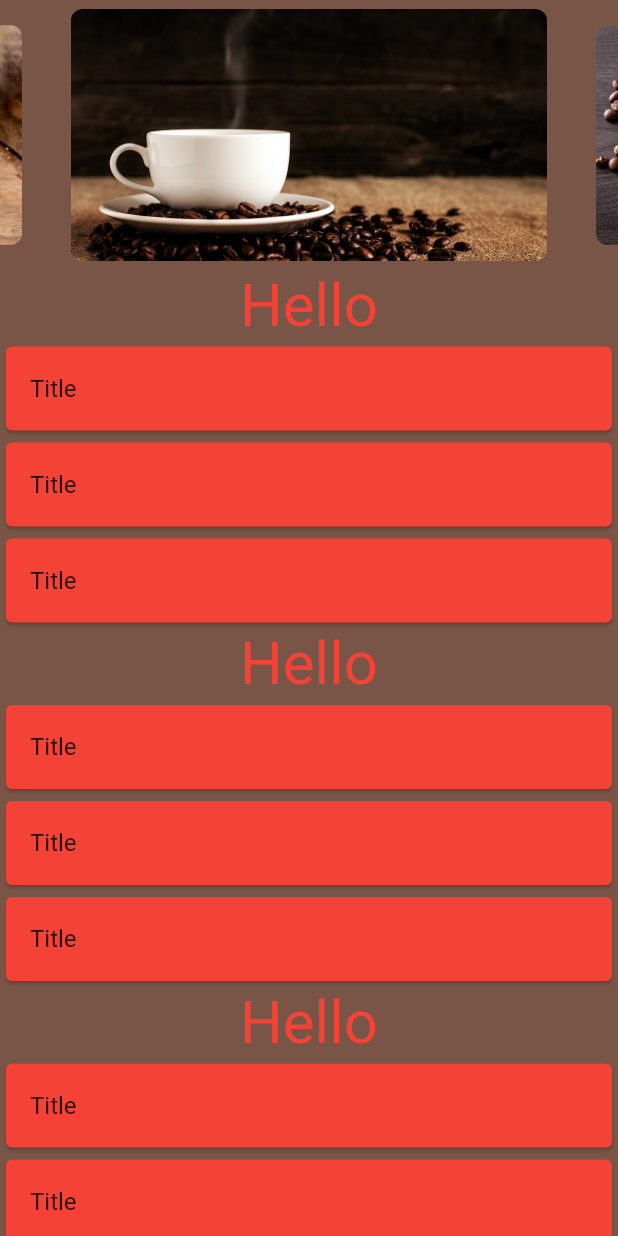
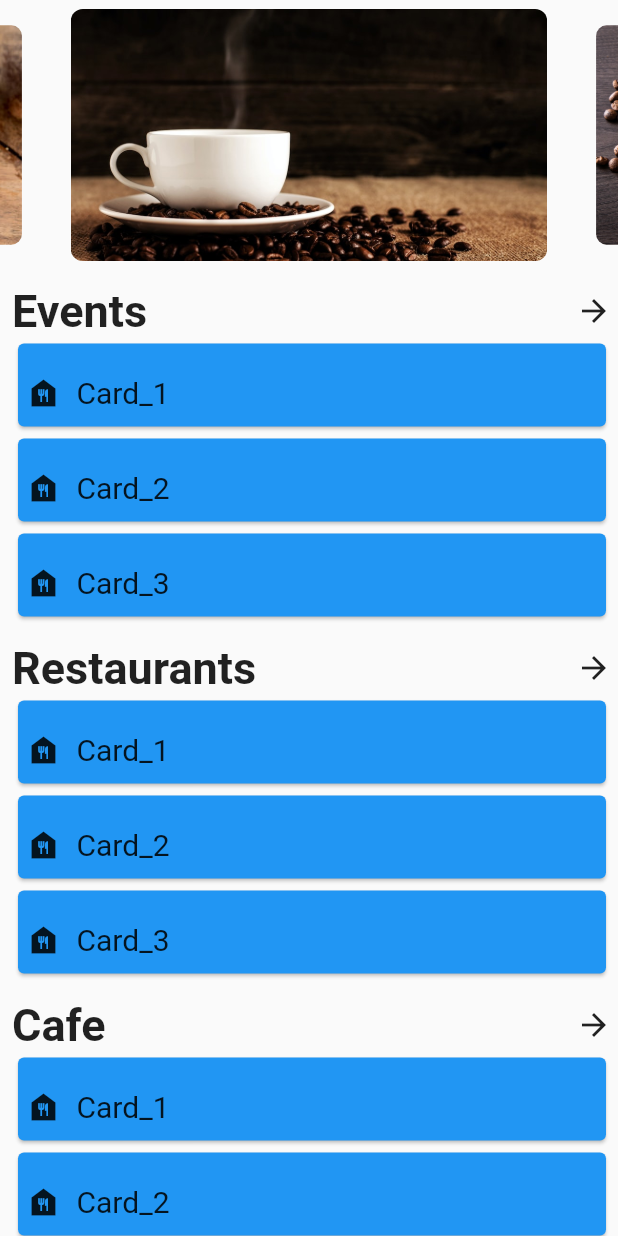
Before and after one commit to YousifT/Nomad_Application, a Flutter app: the MyHomePage screen opened directly, on a phone screen of 412 x 824 dp. Run offline on Flutter 3.47's test engine with Material 2 defaults, Android fonts, the phone set to English and light mode, and no system bars; drawn by our look-alikes of carousel_slider.

Commit message:
Homepage updates

```diff
--- a/nomad/lib/Pages/Home_page.dart
+++ b/nomad/lib/Pages/Home_page.dart
@@ -12,6 +12,7 @@ class MyHomePage extends StatefulWidget {
 
 // Image links for the CarouselSlider.
 // Should be dynamically pulled from DB in the future.
+
 List<String> imgLinks = [
   "assets/images/img1.jpg",
   "assets/images/img2.jpg",
@@ -23,8 +24,7 @@ class _MyHomePageState extends State<MyHomePage> {
   Widget build(BuildContext context) {
     return Scaffold(
         body: Container(
-      color: Colors.brown,
-      // maxFinite Height and Width to cover the whole screen
+      //maxFinite Height and Width to cover the whole screen
       height: double.maxFinite,
       width: double.maxFinite,
       // Scrollable widget wrapping to hold the Column so it becomes scrollable
@@ -87,110 +87,107 @@ class _MyHomePageState extends State<MyHomePage> {
               ),
             ],
           ),
-          Text(
-            "Hello",
-            style: TextStyle(color: Colors.red, fontSize: 40),
-          ),
-          Row(
-            children: [
-              Expanded(
-                child: Card(
-                  color: Colors.red,
-                  child: ListTile(title: Text("Title")),
-                ),
-              ),
-            ],
-          ),
-          Row(
-            children: [
-              Expanded(
-                child: Card(
-                  color: Colors.red,
-                  child: ListTile(title: Text("Title")),
-                ),
-              ),
-            ],
-          ),
-          Row(
-            children: [
-              Expanded(
-                child: Card(
-                  color: Colors.red,
-                  child: ListTile(title: Text("Title")),
-                ),
-              ),
-            ],
-          ),
-          Text(
-            "Hello",
-            style: TextStyle(color: Colors.red, fontSize: 40),
-          ),
-          Row(
-            children: [
-              Expanded(
-                child: Card(
-                  color: Colors.red,
-                  child: ListTile(title: Text("Title")),
-                ),
-              ),
-            ],
-          ),
-          Row(
-            children: [
-              Expanded(
-                child: Card(
-                  color: Colors.red,
-                  child: ListTile(title: Text("Title")),
-                ),
-              ),
-            ],
-          ),
-          Row(
-            children: [
-              Expanded(
-                child: Card(
-                  color: Colors.red,
-                  child: ListTile(title: Text("Title")),
-                ),
-              ),
-            ],
-          ),
-          Text(
-            "Hello",
-            style: TextStyle(color: Colors.red, fontSize: 40),
-          ),
-          Row(
-            children: [
-              Expanded(
-                child: Card(
-                  color: Colors.red,
-                  child: ListTile(title: Text("Title")),
-                ),
-              ),
-            ],
-          ),
-          Row(
-            children: [
-              Expanded(
-                child: Card(
-                  color: Colors.red,
-                  child: ListTile(title: Text("Title")),
-                ),
-              ),
-            ],
-          ),
-          Row(
-            children: [
-              Expanded(
-                child: Card(
-                  color: Colors.red,
-                  child: ListTile(title: Text("Title")),
-                ),
-              ),
-            ],
-          )
+          Sublist("Events", "listItem1", "listItem2", "listItem3"),
+          Sublist("Restaurants", "listItem1", "listItem2", "listItem3"),
+          Sublist("Cafe", "listItem1", "listItem2", "listItem3")
         ]),
       ),
     ));
   }
 }
+
+Widget Sublist(
+    String title, String listItem1, String listItem2, String listItem3) {
+  return Container(
+    padding: const EdgeInsets.fromLTRB(8, 10, 4, 3),
+    //color: Colors.green,
+    child: SizedBox(
+      height: 225,
+      width: double.maxFinite,
+      child: Column(children: [
+        Row(
+          mainAxisAlignment: MainAxisAlignment.spaceBetween,
+          children: [
+            Text(
+              title,
+              style: TextStyle(fontSize: 30, fontWeight: FontWeight.bold),
+            ),
+            Icon(Icons.arrow_forward)
+          ],
+        ),
+        Expanded(
+          child: SizedBox(
+            height: 50,
+            width: double.maxFinite,
+            child: Card(
+              color: Colors.blue,
+              child: Padding(
+                padding: const EdgeInsets.fromLTRB(5, 10, 5, 0),
+                child: Row(
+                  children: [
+                    Icon(Icons.food_bank),
+                    Padding(
+                      padding: const EdgeInsets.fromLTRB(10, 0, 0, 0),
+                      child: Text(
+                        "Card_1",
+                        style: TextStyle(fontSize: 20),
+                      ),
+                    )
+                  ],
+                ),
+              ),
+            ),
+          ),
+        ),
+        Expanded(
+          child: SizedBox(
+            height: 50,
+            width: double.maxFinite,
+            child: Card(
+              color: Colors.blue,
+              child: Padding(
+                padding: const EdgeInsets.fromLTRB(5, 10, 5, 0),
+                child: Row(
+                  children: [
+                    Icon(Icons.food_bank),
+                    Padding(
+                      padding: const EdgeInsets.fromLTRB(10, 0, 0, 0),
+                      child: Text(
+                        "Card_2",
+                        style: TextStyle(fontSize: 20),
+                      ),
+                    )
+                  ],
+                ),
+              ),
+            ),
+          ),
+        ),
+        Expanded(
+          child: SizedBox(
+            height: 50,
+            width: double.maxFinite,
+            child: Card(
+              color: Colors.blue,
+              child: Padding(
+                padding: const EdgeInsets.fromLTRB(5, 10, 5, 0),
+                child: Row(
+                  children: [
+                    Icon(Icons.food_bank),
+                    Padding(
+                      padding: const EdgeInsets.fromLTRB(10, 0, 0, 0),
+                      child: Text(
+                        "Card_3",
+                        style: TextStyle(fontSize: 20),
+                      ),
+                    )
+                  ],
+                ),
+              ),
+            ),
+          ),
+        )
+      ]),
+    ),
+  );
+}
--- a/nomad/lib/Pages/Sginup page.dart
+++ b/nomad/lib/Pages/Sginup page.dart
@@ -1,6 +1,10 @@
 import 'package:flutter/material.dart';
 import 'package:flutter/src/widgets/framework.dart';
 import 'package:flutter/src/widgets/placeholder.dart';
+import 'package:nomad/Pages/Login%20page.dart';
+import 'package:nomad/main.dart';
+
+var _main = new HomePage();
 
 class Mysginuppage extends StatelessWidget {
   const Mysginuppage({Key? key}) : super(key: key);
@@ -127,7 +131,10 @@ class _MyStatefulWidgetState extends State<MyStatefulWidget> {
                     style: TextStyle(fontSize: 20),
                   ),
                   onPressed: () {
-                    //signup screen
+                    Navigator.push(
+                        context,
+                        MaterialPageRoute(
+                            builder: (context) => const Myloginpage()));
                   },
                 )
               ],
--- a/nomad/lib/main.dart
+++ b/nomad/lib/main.dart
@@ -30,21 +30,30 @@ class HomePage extends StatefulWidget {
   State<HomePage> createState() => _HomePageState();
 }
 
+var pages = [
+  GuidePage(),
+  MyHomePage(),
+  ProfilePage(),
+  Mysginuppage(),
+  Myloginpage()
+];
+
+var testerPages = [
+  GuidePage(),
+  MyHomePage(),
+  Mysginuppage(),
+];
+
 class _HomePageState extends State<HomePage> {
-  int selectedPage = 0;
-  final pages = [
-    GuidePage(),
-    MyHomePage(),
-    ProfilePage(),
-    Mysginuppage(),
-    Myloginpage()
-  ];
+  int selectedPage = 1;
+  bool LoggedIn = false;
+
   @override
   Widget build(BuildContext context) {
     return Scaffold(
       body: IndexedStack(
         index: selectedPage,
-        children: pages,
+        children: testerPages,
       ),
       bottomNavigationBar: BottomNavigationBar(
           currentIndex: selectedPage,
@@ -57,9 +66,7 @@ class _HomePageState extends State<HomePage> {
           items: [
             BottomNavigationBarItem(icon: Icon(Icons.map), label: "Guide"),
             BottomNavigationBarItem(icon: Icon(Icons.home), label: "Home"),
-            BottomNavigationBarItem(icon: Icon(Icons.person), label: "Profile"),
-            BottomNavigationBarItem(icon: Icon(Icons.face), label: "signup"),
-            BottomNavigationBarItem(icon: Icon(Icons.face), label: "login")
+            BottomNavigationBarItem(icon: Icon(Icons.person), label: "Profile")
           ]),
     );
   }
```
